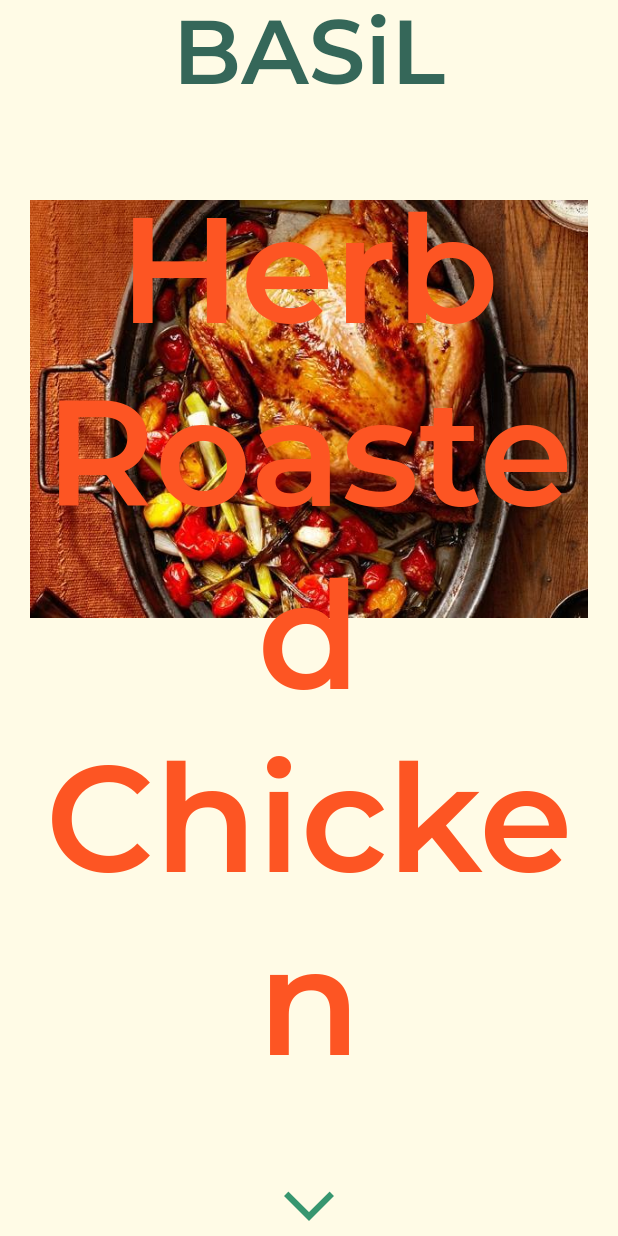
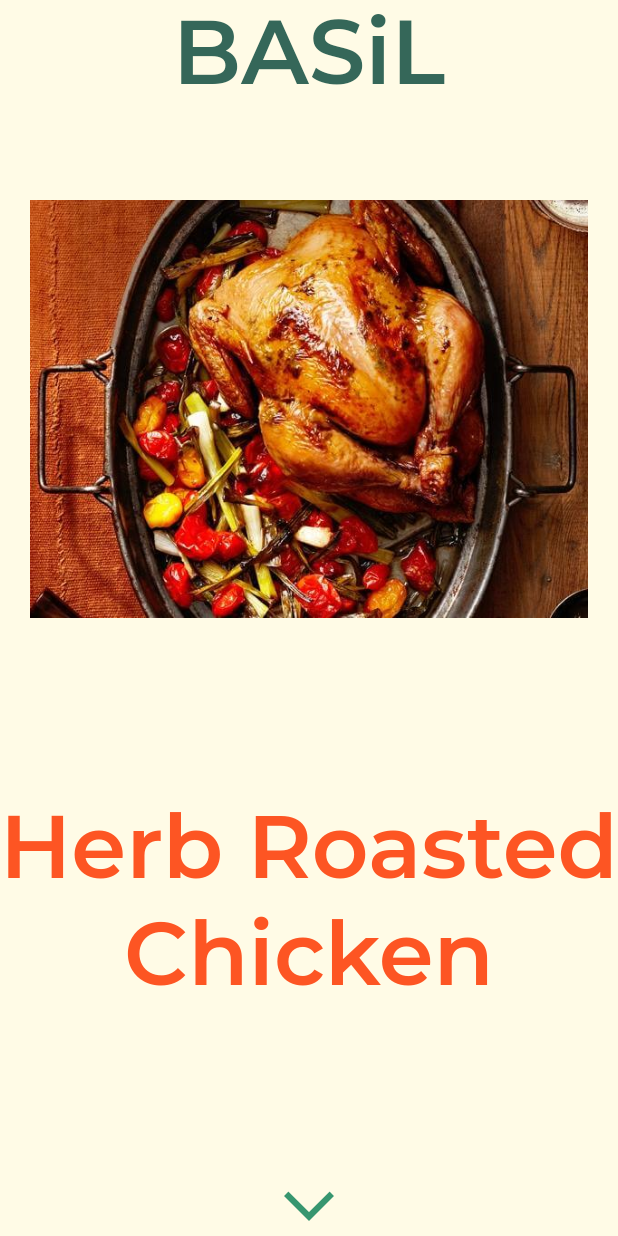
Before and after one commit to programadorthi/flutter_material_basil, a Flutter app: the screen it shows after launch, on a phone screen of 412 x 824 dp. Run offline on Flutter 3.47's test engine with Material 2 defaults, Android fonts, the phone set to English and light mode, and no system bars.

Commit message:
Text font size based in the available space using FittedBox, new pot pie image for size testing

```diff
--- a/lib/recipes.dart
+++ b/lib/recipes.dart
@@ -5,11 +5,11 @@ import 'package:flutter_material_basil/shared/page_transformer.dart';
 final recipes = <RecipeItem>[
   RecipeItem(
     imageAsset: 'assets/images/herb_roasted_chicken.jpeg',
-    title: 'Herb Roasted Chicken',
+    title: 'Herb Roasted\nChicken',
   ),
   RecipeItem(
     imageAsset: 'assets/images/cream_presto_pasta.jpg',
-    title: 'Cream Presto Pasta',
+    title: 'Cream Presto\nPasta',
   ),
   RecipeItem(
     imageAsset: 'assets/images/beef_pot_pie.jpg',
@@ -78,12 +78,11 @@ class RecipeView extends StatelessWidget {
 
   Widget _buildContainer(BuildContext context, BoxConstraints constraints) {
     var titleText = _applyTextEffects(
-      translationFactor: 200.0,
+      translationFactor: 50.0,
       child: Text(
         item.title,
         style: TextStyle(
           color: colorSecondaryDark,
-          fontSize: 100.0,
           fontWeight: FontWeight.w600,
         ),
         textAlign: TextAlign.center,
@@ -95,7 +94,7 @@ class RecipeView extends StatelessWidget {
       fit: BoxFit.cover,
     );
 
-    return Stack(
+    return Column(
       children: [
         Padding(
           padding: const EdgeInsets.only(
@@ -105,11 +104,11 @@ class RecipeView extends StatelessWidget {
           ),
           child: image,
         ),
-        Positioned(
-          bottom: 56.0,
-          left: 0.0,
-          right: 0.0,
-          child: titleText,
+        Expanded(
+          child: FittedBox(
+            fit: BoxFit.fitWidth,
+            child: titleText,
+          ),
         ),
       ],
     );
```
Also changed, not shown: assets/images/beef_pot_pie.jpg.
